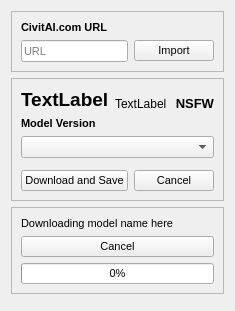
Capsize-Games/airunner, file src/airunner/widgets/model_manager/templates/import.ui: the form before one commit.
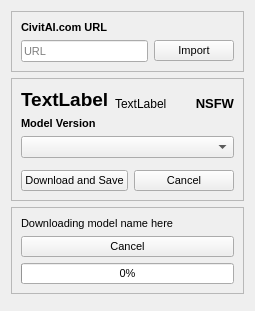
The form after the commit. Custom widgets are drawn as their Qt base class.

Patch:
```diff
--- a/src/airunner/widgets/model_manager/templates/import.ui
+++ b/src/airunner/widgets/model_manager/templates/import.ui
@@ -6,7 +6,7 @@
    <rect>
     <x>0</x>
     <y>0</y>
-    <width>230</width>
+    <width>255</width>
     <height>311</height>
    </rect>
   </property>
```
